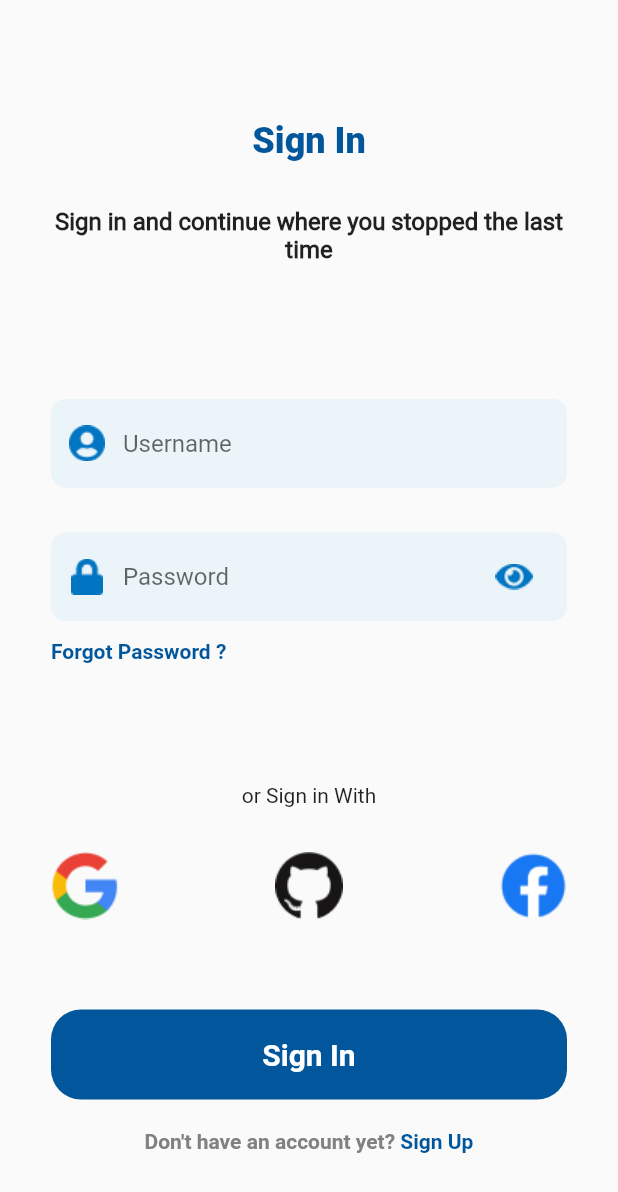
After one commit to mdnazisharman2803/The-Savvy-Dart, a Flutter app: the SignInScreen screen opened by its route, on a phone screen of 412 x 824 dp. The commit adds this screen. Shown: the top 1192 px of the screen. Run offline on Flutter 3.47's test engine with Material 2 defaults, Android fonts, the phone set to English and light mode, and no system bars; our stand-ins replace bloc, gap; Roboto replaces fonts that are missing (Montserrat); project files that could hold a hidden picture were left out.

Commit message:
sign up by email and sign in page and password logic

```diff
--- a/frontend/lib/main.dart
+++ b/frontend/lib/main.dart
@@ -1,4 +1,5 @@
 import 'package:flutter/material.dart';
+import 'package:frontend/screens/signInScreens/signInScreen.dart';
 import 'package:frontend/screens/signUpScreens/signUpByEmail.dart';
 import 'package:frontend/screens/signUpScreens/signUpWayScreen.dart';
 
@@ -21,6 +22,7 @@ class MyApp extends StatelessWidget {
       routes: {
         '/': (context) => const SignUpWayScreen(),
         '/signUpEmail': (context) => SignUpByEmail(),
+        '/signInEmail': (context) => const SignInScreen(),
       },
     );
   }
--- /dev/null
+++ b/frontend/lib/models/signUpWayModels/signUpWayEmailModel.dart
@@ -0,0 +1,10 @@
+class SignUpWayEmailModel {
+  dynamic icon, labelTitle;
+  String? suffixIcon;
+
+  SignUpWayEmailModel({
+    this.icon,
+    this.labelTitle,
+    this.suffixIcon,
+  });
+}
--- /dev/null
+++ b/frontend/lib/screens/signInScreens/signInScreen.dart
@@ -0,0 +1,86 @@
+import 'package:flutter/material.dart';
+import 'package:frontend/services/signUpWayContainer/signIn.dart';
+import 'package:frontend/services/signUpWayContainer/signUpWayEmail.dart';
+import 'package:frontend/utils/fontConstants.dart';
+import 'package:frontend/widgets/signUpwayWidget/promptUserText.dart';
+import 'package:frontend/widgets/signUpwayWidget/signUpButton.dart';
+import 'package:frontend/widgets/signUpwayWidget/signUpByEmailWidget.dart';
+import 'package:gap/gap.dart';
+
+class SignInScreen extends StatelessWidget {
+  const SignInScreen({super.key});
+
+  @override
+  Widget build(BuildContext context) {
+    return SafeArea(
+      child: Scaffold(
+        body: Padding(
+          padding: const EdgeInsets.symmetric(horizontal: 34.0),
+          child: Column(
+            crossAxisAlignment: CrossAxisAlignment.start,
+            children: [
+              const Gap(80),
+              Center(
+                child: Text(
+                  "Sign In",
+                  style: Fonts.signUpWayTitle.headlineLarge,
+                ),
+              ),
+              const Gap(30),
+              Text(
+                "Sign in and continue where you stopped the last time",
+                style: Fonts.signUpWayTitle.headlineSmall,
+                textAlign: TextAlign.center,
+              ),
+              const Gap(60),
+              ListView.builder(
+                shrinkWrap: true,
+                itemCount: SignIn.signInFields.length,
+                itemBuilder: (BuildContext context, int index) {
+                  var lists = SignIn.signInFields[index];
+                  return SignUpByEmailWidget(signUpEmailLists: lists);
+                },
+              ),
+              const Gap(12),
+              GestureDetector(
+                onTap: () {},
+                child: Text(
+                  "Forgot Password ?",
+                  style: Fonts.signUpWayTitle.labelSmall,
+                ),
+              ),
+              const Gap(80),
+              Center(
+                child: Text(
+                  "or Sign in With",
+                  style: Fonts.signUpWayEmailTitle.headlineSmall,
+                ),
+              ),
+              const Gap(30),
+              Row(
+                mainAxisAlignment: MainAxisAlignment.spaceBetween,
+                children: [
+                  Image.asset(
+                    "assets/icons/bigGoogleIcon.png",
+                  ),
+                  Image.asset("assets/icons/bigGithubIcon.png"),
+                  Image.asset("assets/icons/bigFacebookIcon.png"),
+                ],
+              ),
+              const Gap(60),
+              SignUpButton(buttonTitle: "Sign In"),
+              const Gap(20),
+              const Center(
+                child: PromptUserText(
+                  text: "Don't have an account yet? ",
+                  spanText: "Sign Up",
+                  moveTo: "/signUpEmail",
+                ),
+              ),
+            ],
+          ),
+        ),
+      ),
+    );
+  }
+}
--- a/frontend/lib/screens/signUpScreens/signUpByEmail.dart
+++ b/frontend/lib/screens/signUpScreens/signUpByEmail.dart
@@ -1,5 +1,11 @@
+import 'package:flutter/gestures.dart';
 import 'package:flutter/material.dart';
+import 'package:frontend/services/signUpWayContainer/signUpWayEmail.dart';
 import 'package:frontend/utils/fontConstants.dart';
+import 'package:frontend/widgets/signUpwayWidget/promptUserText.dart';
+import 'package:frontend/widgets/signUpwayWidget/signUpButton.dart';
+import 'package:frontend/widgets/signUpwayWidget/signUpByEmailWidget.dart';
+import 'package:frontend/widgets/signUpwayWidget/signUpContainer.dart';
 import 'package:gap/gap.dart';
 
 class SignUpByEmail extends StatelessWidget {
@@ -28,7 +34,24 @@ class SignUpByEmail extends StatelessWidget {
                   textAlign: TextAlign.center,
                 ),
                 const Gap(60),
-                SignUpByEmail(),
+                ListView.builder(
+                  shrinkWrap: true,
+                  itemCount: SignUpWayEmail.signUpEmailLists.length,
+                  itemBuilder: (BuildContext context, int index) {
+                    var signUpEmailLists =
+                        SignUpWayEmail.signUpEmailLists[index];
+                    return SignUpByEmailWidget(
+                        signUpEmailLists: signUpEmailLists);
+                  },
+                ),
+                const Gap(80),
+                SignUpButton(buttonTitle: "Sign Up"),
+                const Gap(20),
+                PromptUserText(
+                  text: "Already have an account? ",
+                  spanText: "Sign In",
+                  moveTo: "/signInEmail",
+                ),
               ],
             ),
           ),
--- a/frontend/lib/screens/signUpScreens/signUpWayScreen.dart
+++ b/frontend/lib/screens/signUpScreens/signUpWayScreen.dart
@@ -3,6 +3,7 @@ import 'package:flutter/material.dart';
 import 'package:frontend/services/signUpWayContainer/signUpWayContainer.dart';
 import 'package:frontend/utils/colorConstants.dart';
 import 'package:frontend/utils/fontConstants.dart';
+import 'package:frontend/widgets/signUpwayWidget/promptUserText.dart';
 import 'package:frontend/widgets/signUpwayWidget/signUpContainer.dart';
 import 'package:gap/gap.dart';
 
@@ -39,24 +40,10 @@ class SignUpWayScreen extends StatelessWidget {
                   },
                 ),
                 const Gap(50),
-                RichText(
-                  text: TextSpan(
-                    children: <TextSpan>[
-                      TextSpan(
-                        text: 'Already have an account? ',
-                        style: Fonts.signUpWayTitle.titleSmall,
-                      ),
-                      TextSpan(
-                        recognizer: new TapGestureRecognizer()
-                          ..onTap = () {
-                            Navigator.pushNamed(context, '/signUpEmail');
-                          },
-                        text: 'Sign In',
-                        style: Fonts.signUpWayTitle.labelSmall,
-                      ),
-                    ],
-                  ),
-                )
+                const PromptUserText(
+                    text: "Already have an account? ",
+                    spanText: "Sign In",
+                    moveTo: "/signUpEmail"),
               ],
             ),
           ),
--- /dev/null
+++ b/frontend/lib/services/signUpWayContainer/signIn.dart
@@ -0,0 +1,15 @@
+import 'package:frontend/models/signUpWayModels/signUpWayEmailModel.dart';
+
+class SignIn {
+  static List<SignUpWayEmailModel> signInFields = [
+    SignUpWayEmailModel(
+      icon: "assets/icons/profileIcon.png",
+      labelTitle: "Username",
+    ),
+    SignUpWayEmailModel(
+      icon: "assets/icons/lockIcon.png",
+      labelTitle: "Password",
+      suffixIcon: "assets/icons/eyeIcon.png",
+    ),
+  ];
+}
--- /dev/null
+++ b/frontend/lib/services/signUpWayContainer/signUpWayEmail.dart
@@ -0,0 +1,23 @@
+import 'package:frontend/models/signUpWayModels/signUpWayEmailModel.dart';
+
+class SignUpWayEmail {
+  static List<SignUpWayEmailModel> signUpEmailLists = [
+    SignUpWayEmailModel(
+      icon: "assets/icons/profileIcon.png",
+      labelTitle: "Username",
+    ),
+    SignUpWayEmailModel(
+      icon: "assets/icons/smallerEmailIcon.png",
+      labelTitle: "Email",
+    ),
+    SignUpWayEmailModel(
+      icon: "assets/icons/lockIcon.png",
+      labelTitle: "Password",
+      suffixIcon: "assets/icons/eyeIcon.png",
+    ),
+    SignUpWayEmailModel(
+        icon: "assets/icons/lockIcon.png",
+        labelTitle: "Confirm Password",
+        suffixIcon: "assets/icons/eyeIcon.png"),
+  ];
+}
--- a/frontend/lib/utils/fontConstants.dart
+++ b/frontend/lib/utils/fontConstants.dart
@@ -33,4 +33,25 @@ class Fonts {
       color: ColorConstants.primaryColor,
     ),
   );
+
+  static const TextTheme signUpWayEmailTitle = TextTheme(
+    labelMedium: TextStyle(
+      fontFamily: "Roboto-Bold",
+      fontSize: 16.0,
+      fontWeight: FontWeight.w700,
+      color: ColorConstants.textFieldColor,
+    ),
+    labelSmall: TextStyle(
+      fontFamily: "Roboto-Bold",
+      fontSize: 24.0,
+      fontWeight: FontWeight.w400,
+      color: ColorConstants.textFieldColor,
+    ),
+    titleSmall: TextStyle(
+      fontFamily: "Roboto-Bold",
+      fontSize: 20.0,
+      fontWeight: FontWeight.w400,
+      color: Colors.white,
+    ),
+  );
 }
--- /dev/null
+++ b/frontend/lib/widgets/signUpwayWidget/promptUserText.dart
@@ -0,0 +1,35 @@
+import 'package:flutter/gestures.dart';
+import 'package:flutter/material.dart';
+import 'package:frontend/utils/fontConstants.dart';
+
+class PromptUserText extends StatelessWidget {
+  final String text, spanText, moveTo;
+  const PromptUserText({
+    super.key,
+    required this.text,
+    required this.spanText,
+    required this.moveTo,
+  });
+
+  @override
+  Widget build(BuildContext context) {
+    return RichText(
+      text: TextSpan(
+        children: <TextSpan>[
+          TextSpan(
+            text: text,
+            style: Fonts.signUpWayTitle.titleSmall,
+          ),
+          TextSpan(
+            recognizer: new TapGestureRecognizer()
+              ..onTap = () {
+                Navigator.pushNamed(context, moveTo);
+              },
+            text: spanText,
+            style: Fonts.signUpWayTitle.labelSmall,
+          ),
+        ],
+      ),
+    );
+  }
+}
--- /dev/null
+++ b/frontend/lib/widgets/signUpwayWidget/signUpButton.dart
@@ -0,0 +1,28 @@
+import 'package:flutter/material.dart';
+import 'package:frontend/utils/colorConstants.dart';
+import 'package:frontend/utils/fontConstants.dart';
+
+class SignUpButton extends StatelessWidget {
+  dynamic buttonTitle;
+  SignUpButton({super.key, this.buttonTitle});
+
+  @override
+  Widget build(BuildContext context) {
+    var size = MediaQuery.of(context).size.width;
+    return SizedBox(
+      width: size,
+      child: Container(
+        height: 60,
+        decoration: BoxDecoration(
+          color: ColorConstants.primaryColor,
+          borderRadius: BorderRadius.circular(20),
+        ),
+        child: Center(
+            child: Text(
+          buttonTitle,
+          style: Fonts.signUpWayEmailTitle.titleSmall,
+        )),
+      ),
+    );
+  }
+}
--- a/frontend/lib/widgets/signUpwayWidget/signUpByEmail.dart
+++ /dev/null
@@ -1,27 +0,0 @@
-import 'package:flutter/material.dart';
-import 'package:frontend/utils/colorConstants.dart';
-
-class SignUpByEmail extends StatelessWidget {
-  const SignUpByEmail({Key? key}) : super(key: key);
-
-  @override
-  Widget build(BuildContext context) {
-    return TextField(
-      decoration: InputDecoration(
-        // prefixIcon: Image.asset("assets/icons/profileIcon.png"),
-        // hintText: hintText,
-        // hintStyle: Fonts.hintTheme.bodyMedium,
-        enabledBorder: OutlineInputBorder(
-          borderSide: BorderSide(color: ColorConstants.primaryColor),
-          borderRadius: BorderRadius.circular(10),
-        ),
-        focusedBorder: OutlineInputBorder(
-          borderSide: BorderSide(color: ColorConstants.primaryColor),
-          borderRadius: BorderRadius.circular(10),
-        ),
-        filled: true,
-        fillColor: ColorConstants.primaryColor,
-      ),
-    );
-  }
-}
--- /dev/null
+++ b/frontend/lib/widgets/signUpwayWidget/signUpByEmailWidget.dart
@@ -0,0 +1,57 @@
+import 'package:flutter/material.dart';
+import 'package:frontend/utils/colorConstants.dart';
+import 'package:frontend/utils/fontConstants.dart';
+import 'package:gap/gap.dart';
+
+class SignUpByEmailWidget extends StatefulWidget {
+  dynamic signUpEmailLists, suffixIcon;
+
+  SignUpByEmailWidget({Key? key, this.signUpEmailLists, this.suffixIcon})
+      : super(key: key);
+
+  @override
+  State<SignUpByEmailWidget> createState() => _SignUpByEmailWidgetState();
+}
+
+class _SignUpByEmailWidgetState extends State<SignUpByEmailWidget> {
+  bool obsureText = true;
+
+  @override
+  Widget build(BuildContext context) {
+    return Column(
+      children: [
+        const Gap(30),
+        TextField(
+          obscureText: obsureText,
+          decoration: InputDecoration(
+            prefixIcon: Image.asset(widget.signUpEmailLists.icon),
+            suffixIcon: widget.signUpEmailLists.suffixIcon == null
+                ? null
+                : GestureDetector(
+                    child: Image.asset(widget.signUpEmailLists.suffixIcon),
+                    onTap: () {
+                      setState(() {
+                        obsureText = !obsureText;
+                      });
+                    },
+                  ),
+            hintText: widget.signUpEmailLists.labelTitle,
+            hintStyle: Fonts.signUpWayEmailTitle.headlineSmall,
+            enabledBorder: OutlineInputBorder(
+              borderSide:
+                  const BorderSide(color: ColorConstants.containerColor),
+              borderRadius: BorderRadius.circular(10),
+            ),
+            focusedBorder: OutlineInputBorder(
+              borderSide:
+                  const BorderSide(color: ColorConstants.containerColor),
+              borderRadius: BorderRadius.circular(10),
+            ),
+            filled: true,
+            fillColor: ColorConstants.containerColor,
+          ),
+        ),
+      ],
+    );
+  }
+}
--- a/frontend/pubspec.yaml
+++ b/frontend/pubspec.yaml
@@ -68,6 +68,10 @@ flutter:
     - assets/icons/profileIcon.png
     - assets/icons/smallerEmailIcon.png
     - assets/icons/lockIcon.png
+    - assets/icons/eyeIcon.png
+    - assets/icons/bigGoogleIcon.png
+    - assets/icons/bigGithubIcon.png
+    - assets/icons/bigFacebookIcon.png
   #   - images/a_dot_ham.jpeg
 
   # An image asset can refer to one or more resolution-specific "variants", see
```
Also changed, not shown: frontend/assets/icons/bigFacebookIcon.png (added), frontend/assets/icons/bigGithubIcon.png (added), frontend/assets/icons/bigGoogleIcon.png (added), frontend/assets/icons/eyeIcon.png (added), frontend/pubspec.lock.
